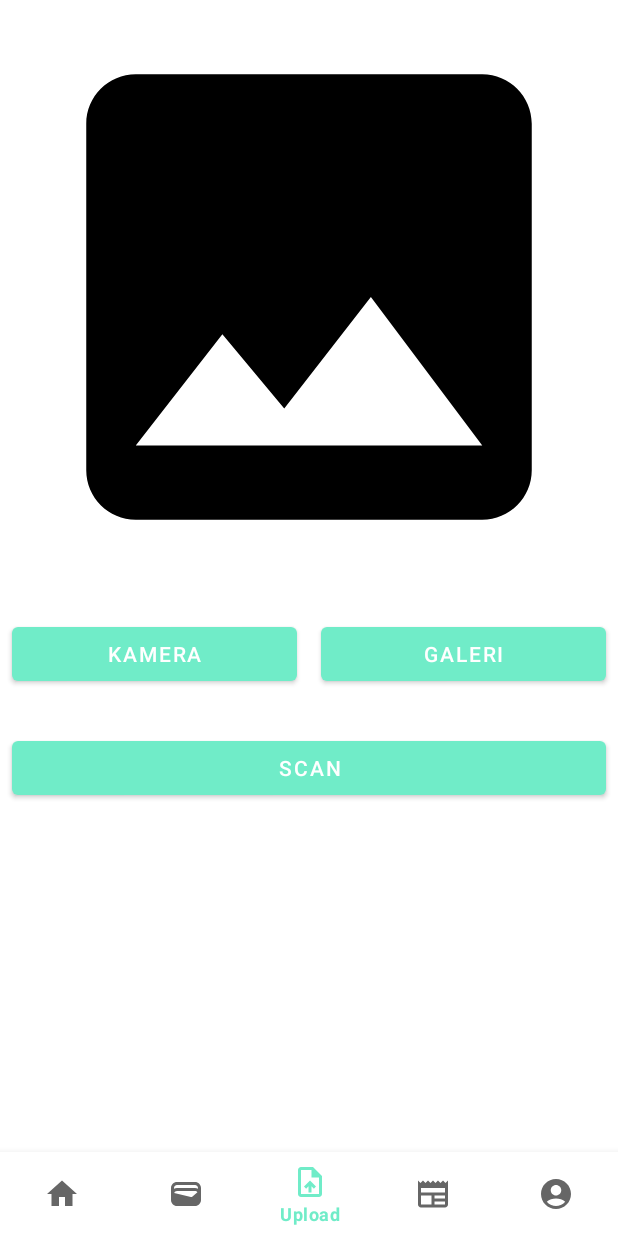
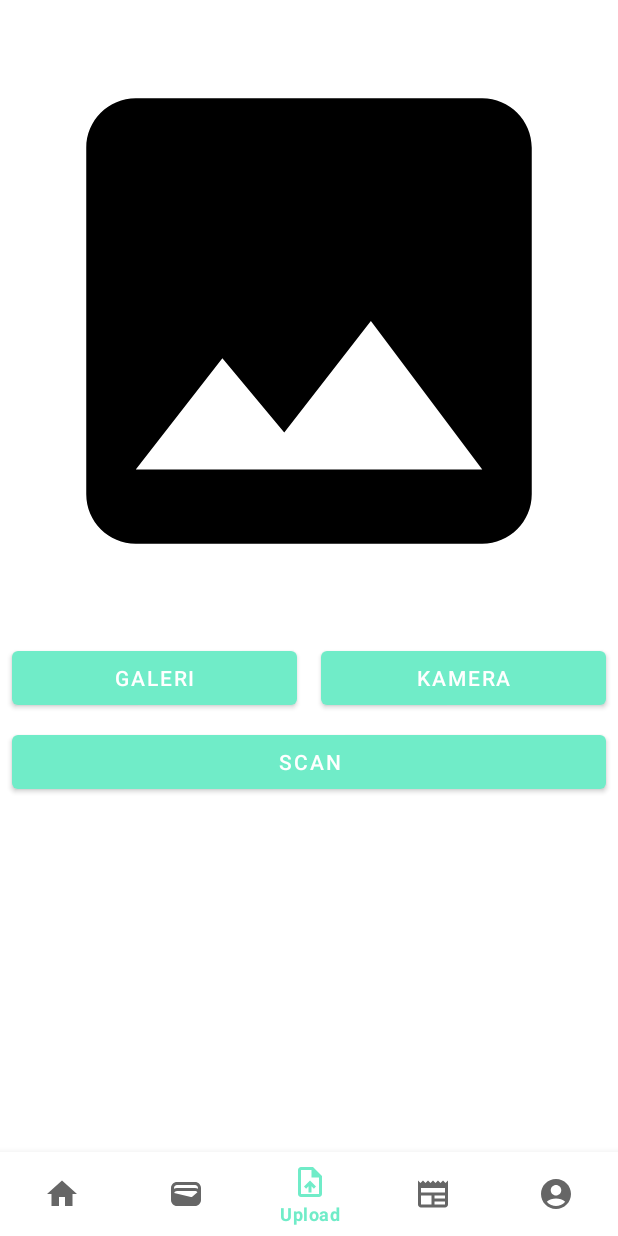
Before and after one commit to faishl039/Trashure, an Android app: the UploadFragment screen opened through its navigation route, on a phone screen of 412 x 824 dp. Run offline under Robolectric (Android 15) with nearby library versions, the light colour scheme and no system bars; our stand-ins replace navigation-ui; pictures from the network do not load; Roboto replaces fonts that are not available here; 9 statements that could not run were skipped.

Commit message:
adding margintop

```diff
--- a/app/src/main/res/layout/fragment_upload.xml
+++ b/app/src/main/res/layout/fragment_upload.xml
@@ -27,6 +27,7 @@
                     android:id="@+id/photo"
                     android:layout_width="0dp"
                     android:layout_height="0dp"
+                    android:layout_marginTop="16dp"
                     android:layout_marginStart="8dp"
                     android:layout_marginEnd="8dp"
                     android:layout_marginBottom="8dp"
@@ -46,22 +47,22 @@
                 android:orientation="horizontal">
 
                 <Button
-                    android:id="@+id/cameraButton"
+                    android:id="@+id/galleryButton"
                     android:layout_width="0dp"
                     android:layout_height="wrap_content"
                     android:layout_margin="8dp"
                     android:layout_weight="1"
-                    android:text="@string/camera" />
+                    android:text="@string/gallery" />
 
                 <Button
-                    android:id="@+id/galleryButton"
+                    android:id="@+id/cameraButton"
                     android:layout_width="0dp"
                     android:layout_height="wrap_content"
                     android:layout_margin="8dp"
                     android:layout_weight="1"
                     android:elevation="2dp"
                     android:scaleType="fitCenter"
-                    android:text="@string/gallery" />
+                    android:text="@string/camera" />
 
             </LinearLayout>
 
@@ -70,7 +71,6 @@
                 android:layout_width="match_parent"
                 android:layout_height="wrap_content"
                 android:layout_marginStart="8dp"
-                android:layout_marginTop="20dp"
                 android:layout_marginEnd="8dp"
                 android:layout_marginBottom="8dp"
                 android:text="@string/scan" />
```
